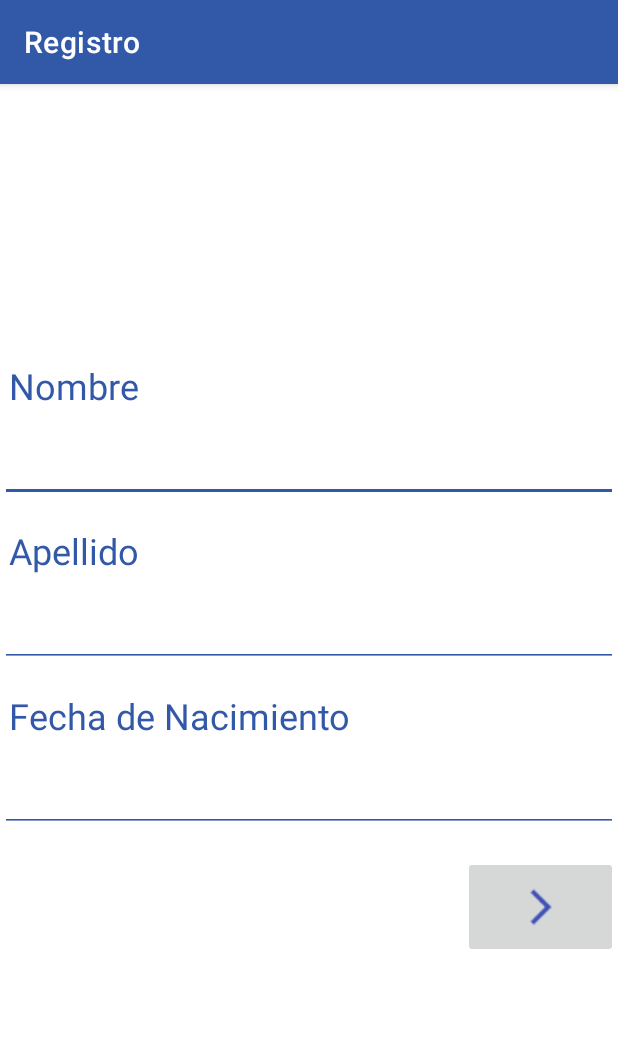
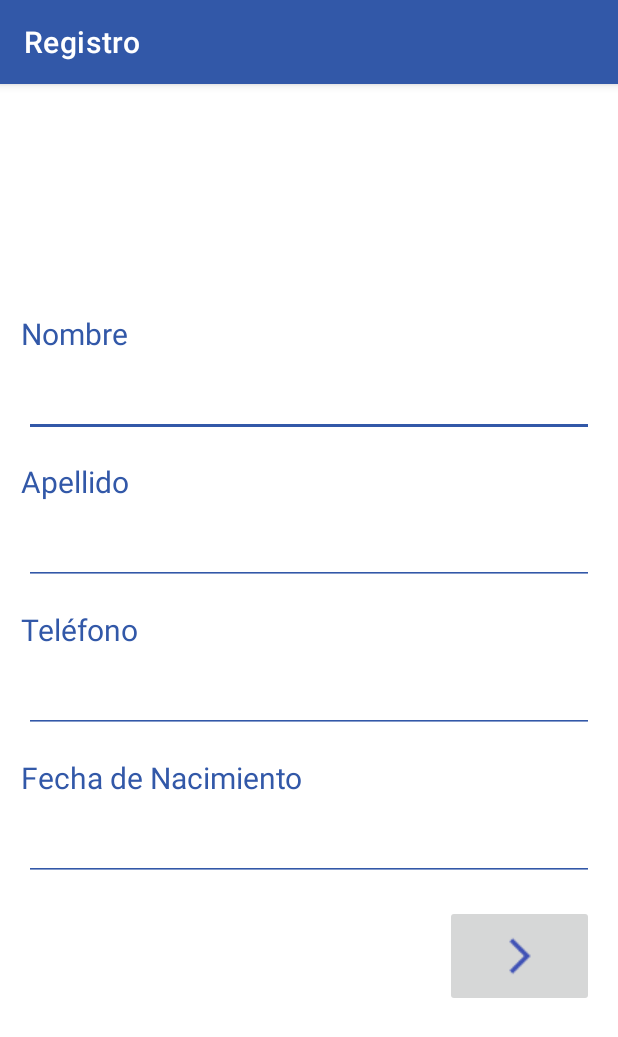
Before and after one commit to OmarRepo/AppTiendaDAMTFG, an Android app: the Registro screen opened directly, with no data from a screen before it, on a phone screen of 412 x 824 dp. Shown: the top 1037 px of the screen. Run offline under Robolectric (Android 15) with nearby library versions, the phone set to English and light mode, and no system bars.

Commit message:
Formato_Registro_Ventana1

```diff
--- a/app/src/main/res/layout/activity_registro.xml
+++ b/app/src/main/res/layout/activity_registro.xml
@@ -15,7 +15,10 @@
         android:layout_marginLeft="4dp"
         android:text="@string/nombre"
         android:textColor="@color/azul_letra"
-        android:textSize="24sp" />
+        android:textSize="20sp"
+        android:paddingLeft="8dp"
+        android:paddingRight="8dp"
+        />
 
     <EditText
         android:id="@+id/nombre_registro"
@@ -27,7 +30,10 @@
         android:inputType="textPersonName"
         android:maxLength="15"
         android:maxLines="1"
-        android:textSize="30sp" />
+        android:textSize="25sp"
+        android:layout_marginLeft="16dp"
+        android:layout_marginRight="16dp"
+        />
 
     <TextView
         android:id="@+id/textView4"
@@ -36,7 +42,9 @@
         android:layout_marginLeft="4dp"
         android:text="@string/apellido"
         android:textColor="@color/azul_letra"
-        android:textSize="24sp" />
+        android:textSize="20sp"
+        android:paddingLeft="8dp"
+        android:paddingRight="8dp"/>
 
     <EditText
         android:id="@+id/apellidos_registro"
@@ -48,7 +56,33 @@
         android:inputType="textPersonName"
         android:maxLength="30"
         android:maxLines="1"
-        android:textSize="30sp" />
+        android:textSize="25sp"
+        android:layout_marginLeft="16dp"
+        android:layout_marginRight="16dp"/>
+    <TextView
+        android:id="@+id/textView8"
+        android:layout_width="match_parent"
+        android:layout_height="wrap_content"
+        android:layout_marginLeft="4dp"
+        android:text="@string/tlf"
+        android:textColor="@color/azul_letra"
+        android:textSize="20sp"
+        android:paddingLeft="8dp"
+        android:paddingRight="8dp"/>
+
+    <EditText
+        android:id="@+id/tlf"
+        android:layout_width="match_parent"
+        android:layout_height="wrap_content"
+        android:layout_marginBottom="16dp"
+        android:backgroundTint="@color/azul_letra"
+        android:ems="10"
+        android:inputType="number"
+        android:maxLength="9"
+        android:maxLines="1"
+        android:textSize="25sp"
+        android:layout_marginLeft="16dp"
+        android:layout_marginRight="16dp"/>
 
     <TextView
         android:id="@+id/textView5"
@@ -57,12 +91,16 @@
         android:layout_marginLeft="4dp"
         android:text="@string/fecha_n"
         android:textColor="@color/azul_letra"
-        android:textSize="24sp" />
+        android:textSize="20sp"
+        android:paddingLeft="8dp"
+        android:paddingRight="8dp"/>
 
     <EditText
         android:id="@+id/fecha_registro"
         android:layout_width="match_parent"
         android:layout_height="wrap_content"
+        android:layout_marginLeft="16dp"
+        android:layout_marginRight="16dp"
         android:layout_marginBottom="16dp"
         android:backgroundTint="@color/azul_letra"
         android:clickable="true"
@@ -70,7 +108,7 @@
         android:focusable="false"
         android:inputType="date"
         android:onClick="calendario"
-        android:textSize="30sp" />
+        android:textSize="25sp" />
 
     <LinearLayout
         android:layout_width="match_parent"
@@ -88,6 +126,7 @@
             android:layout_width="0dp"
             android:layout_height="wrap_content"
             android:layout_weight="1"
+            android:layout_marginRight="16dp"
             app:srcCompat="@drawable/ic_arrow_forward_ios" />
 
     </LinearLayout>
--- a/app/src/main/res/values/strings.xml
+++ b/app/src/main/res/values/strings.xml
@@ -8,6 +8,8 @@
     <string name="nombre">Nombre</string>
     <string name="apellido">Apellido</string>
     <string name="fecha_n">Fecha de Nacimiento</string>
+    <string name="tlf">Teléfono</string>
+
 
     Nombre
 </resources>
```
